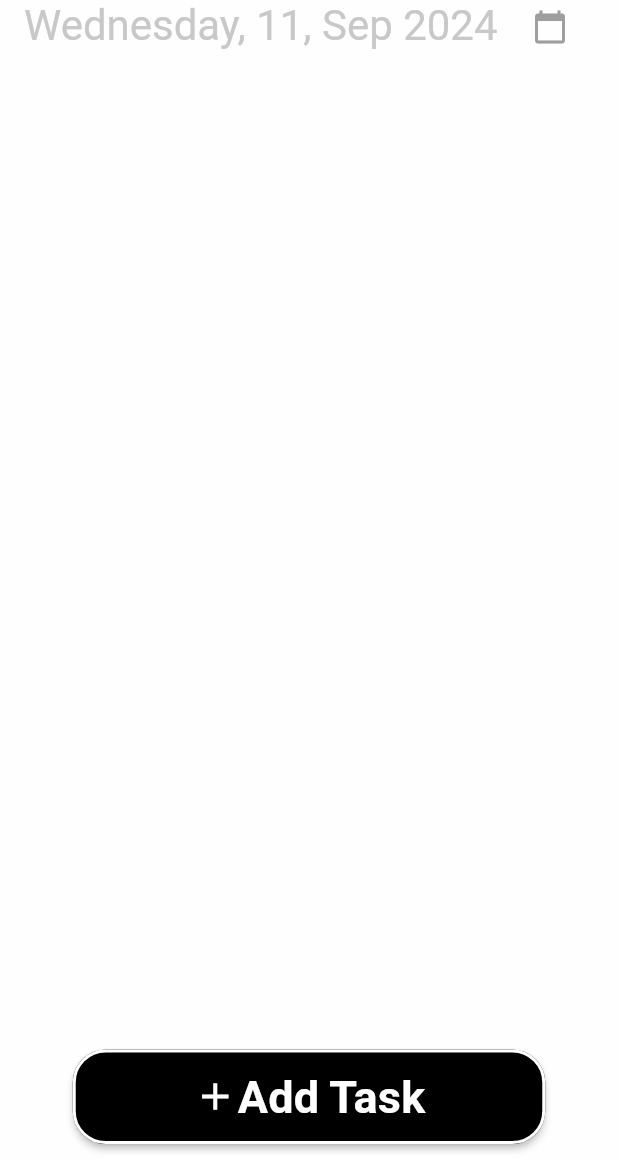
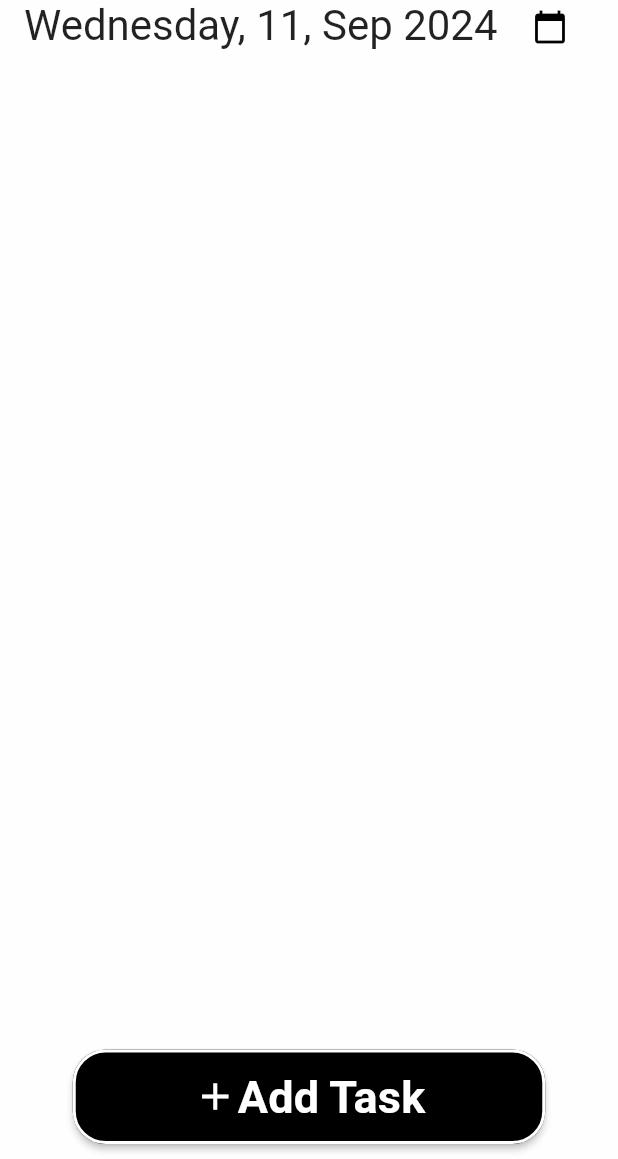
Before and after one commit to amrahmed5/todo_hive, a Flutter app: the screen it shows after launch, on a phone screen of 412 x 824 dp, the part 77-1236 px from its top. Run offline on Flutter 3.47's test engine with Material 3 defaults, Android fonts, the phone set to English and light mode, and no system bars.

Commit message:
ToDo App

```diff
--- a/lib/screens/home.dart
+++ b/lib/screens/home.dart
@@ -23,7 +23,7 @@ class _HomePageState extends State<HomePage> {
       alignment: Alignment.bottomCenter,
       children: [
         Scaffold(
-          backgroundColor: const Color(0xfffefefe),
+          backgroundColor: const Color(0xfffefef),
           appBar: AppBar(
             backgroundColor: const Color(0xfffefefe),
             toolbarHeight: 100,
@@ -42,10 +42,10 @@ class _HomePageState extends State<HomePage> {
                   children: [
                     Text(
                       '${DateFormat.EEEE().format(DateTime.now())}, ${DateTime.now().day}, ${DateFormat.MMM().format(DateTime.now())} ${DateTime.now().year}',
-                      style: const TextStyle(color: Color(0xffc8c8c8), fontSize: 28),
+                      style: const TextStyle(color:Colors.black87, fontSize: 28),
                     ),
                     const SizedBox(width: 23),
-                    const Icon(Icons.calendar_today, color: Colors.grey),
+                    const Icon(Icons.calendar_today, color: Colors.black),
                   ],
                 ),
 
--- a/lib/widgets/bottom/bottom_sheet.dart
+++ b/lib/widgets/bottom/bottom_sheet.dart
@@ -144,7 +144,7 @@ class _TaskBottomSheetState extends State<TaskBottomSheet> {
                     }
                   },
                   icon: const Icon(Icons.add, size: 30),
-                  color: Colors.blue,
+                  color: Colors.cyan,
                 ),
                 const SizedBox(height: 12),
                 SizedBox(
--- a/lib/widgets/expan.dart
+++ b/lib/widgets/expan.dart
@@ -27,7 +27,7 @@ class _ExpansionPanelItemState extends State<ExpansionPanelItem> {
         child: Container(
           decoration: BoxDecoration(
             border: Border.fromBorderSide(
-              BorderSide(color: Colors.blue, width: 2),
+              BorderSide(color: Colors.black54, width: 2),
             ),
           ),
           child: ExpansionPanelList(
@@ -109,6 +109,7 @@ class _ExpansionPanelItemState extends State<ExpansionPanelItem> {
                                 icon: const Icon(
                                   Icons.edit,
                                   size: 30,
+                                  color: Colors.yellow,
                                 ),
                               ),
                               const SizedBox(width: 10),
@@ -193,7 +194,7 @@ class _ExpansionPanelItemState extends State<ExpansionPanelItem> {
             style: TextStyle(fontSize: 20),
             controller: editingController,
             decoration: const InputDecoration(
-              hintText: "Edit this task",
+              hintText: "Edit ToDo Task",
               hintStyle: TextStyle(fontSize: 22),
             ),
           ),
```
